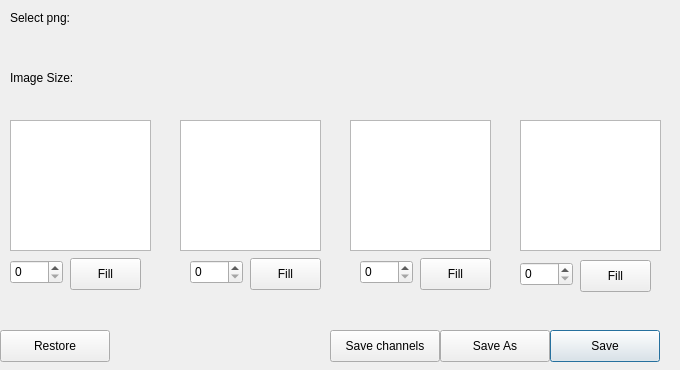
Old version of the form Tools/ResourceEditor/DataQt/ImageSplitter.ui in the repository xaoctech/dava.engine.
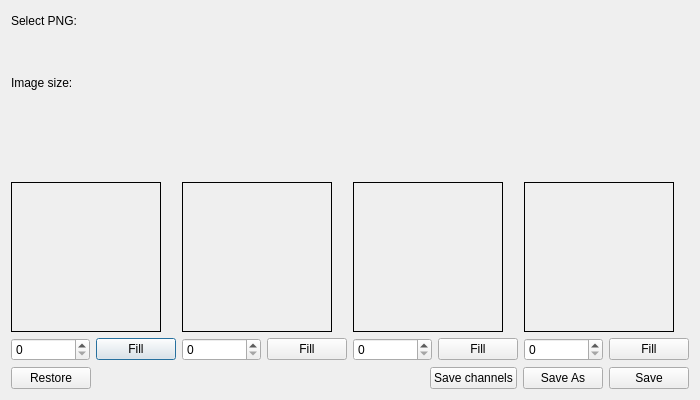
New version of the form. Icons and pictures are not drawn. Custom widgets are drawn as their Qt base class.

Commit message: [DF-2946] base ifrastructure for imagesplitter(xcode)

Diff of the .ui file:
```diff
--- a/Tools/ResourceEditor/DataQt/ImageSplitter.ui
+++ b/Tools/ResourceEditor/DataQt/ImageSplitter.ui
@@ -9,8 +9,8 @@
    <rect>
     <x>0</x>
     <y>0</y>
-    <width>680</width>
-    <height>370</height>
+    <width>700</width>
+    <height>400</height>
    </rect>
   </property>
   <property name="sizePolicy">
@@ -21,14 +21,14 @@
   </property>
   <property name="minimumSize">
    <size>
-    <width>680</width>
-    <height>370</height>
+    <width>700</width>
+    <height>400</height>
    </size>
   </property>
   <property name="maximumSize">
    <size>
-    <width>680</width>
-    <height>370</height>
+    <width>700</width>
+    <height>400</height>
    </size>
   </property>
   <property name="windowTitle">
@@ -40,303 +40,403 @@
   <property name="modal">
    <bool>false</bool>
   </property>
-  <widget class="QPushButton" name="saveBtn">
-   <property name="geometry">
-    <rect>
-     <x>550</x>
-     <y>330</y>
-     <width>110</width>
-     <height>32</height>
-    </rect>
-   </property>
-   <property name="text">
-    <string>Save</string>
-   </property>
-  </widget>
-  <widget class="QPushButton" name="saveChannelsBtn">
-   <property name="geometry">
-    <rect>
-     <x>330</x>
-     <y>330</y>
-     <width>110</width>
-     <height>32</height>
-    </rect>
-   </property>
-   <property name="text">
-    <string>Save channels</string>
-   </property>
-  </widget>
-  <widget class="SelectPathWidgetBase" name="selectPathWidget" native="true">
-   <property name="geometry">
-    <rect>
-     <x>10</x>
-     <y>30</y>
-     <width>651</width>
-     <height>21</height>
-    </rect>
-   </property>
-  </widget>
-  <widget class="QLabel" name="label">
-   <property name="geometry">
-    <rect>
-     <x>10</x>
-     <y>70</y>
-     <width>81</width>
-     <height>16</height>
-    </rect>
-   </property>
-   <property name="text">
-    <string>Image Size:</string>
-   </property>
-  </widget>
-  <widget class="QLabel" name="ImageSizeLbl">
-   <property name="geometry">
-    <rect>
-     <x>100</x>
-     <y>60</y>
-     <width>131</width>
-     <height>21</height>
-    </rect>
-   </property>
-   <property name="text">
-    <string/>
-   </property>
-  </widget>
-  <widget class="QGraphicsView" name="graphicsView">
-   <property name="geometry">
-    <rect>
-     <x>10</x>
-     <y>120</y>
-     <width>141</width>
-     <height>131</height>
-    </rect>
-   </property>
-  </widget>
-  <widget class="QGraphicsView" name="graphicsView_2">
-   <property name="geometry">
-    <rect>
-     <x>180</x>
-     <y>120</y>
-     <width>141</width>
-     <height>131</height>
-    </rect>
-   </property>
-  </widget>
-  <widget class="QGraphicsView" name="graphicsView_3">
-   <property name="geometry">
-    <rect>
-     <x>350</x>
-     <y>120</y>
-     <width>141</width>
-     <height>131</height>
-    </rect>
-   </property>
-  </widget>
-  <widget class="QGraphicsView" name="graphicsView_4">
-   <property name="geometry">
-    <rect>
-     <x>520</x>
-     <y>120</y>
-     <width>141</width>
-     <height>131</height>
-    </rect>
-   </property>
-  </widget>
-  <widget class="QLabel" name="redIconLbl">
-   <property name="geometry">
-    <rect>
-     <x>70</x>
-     <y>90</y>
-     <width>21</width>
-     <height>21</height>
-    </rect>
-   </property>
-   <property name="text">
-    <string/>
-   </property>
-   <property name="pixmap">
-    <pixmap resource="QtIcons.qrc">:/QtIconsTextureDialog/red.png</pixmap>
-   </property>
-  </widget>
-  <widget class="QLabel" name="greenIconLbl">
-   <property name="geometry">
-    <rect>
-     <x>240</x>
-     <y>90</y>
-     <width>21</width>
-     <height>21</height>
-    </rect>
-   </property>
-   <property name="text">
-    <string/>
-   </property>
-   <property name="pixmap">
-    <pixmap resource="QtIcons.qrc">:/QtIconsTextureDialog/green.png</pixmap>
-   </property>
-  </widget>
-  <widget class="QLabel" name="greenIconLbl_2">
-   <property name="geometry">
-    <rect>
-     <x>410</x>
-     <y>90</y>
-     <width>21</width>
-     <height>21</height>
-    </rect>
-   </property>
-   <property name="text">
-    <string/>
-   </property>
-   <property name="pixmap">
-    <pixmap resource="QtIcons.qrc">:/QtIconsTextureDialog/blue.png</pixmap>
-   </property>
-  </widget>
-  <widget class="QLabel" name="blackIconLbl">
-   <property name="geometry">
-    <rect>
-     <x>580</x>
-     <y>90</y>
-     <width>21</width>
-     <height>21</height>
-    </rect>
-   </property>
-   <property name="text">
-    <string/>
-   </property>
-   <property name="pixmap">
-    <pixmap resource="QtIcons.qrc">:/QtIconsTextureDialog/alpha.png</pixmap>
-   </property>
-  </widget>
-  <widget class="QLabel" name="label_2">
-   <property name="geometry">
-    <rect>
-     <x>10</x>
-     <y>10</y>
-     <width>81</width>
-     <height>16</height>
-    </rect>
-   </property>
-   <property name="text">
-    <string>Select png:</string>
-   </property>
-  </widget>
-  <widget class="QSpinBox" name="spinBox">
-   <property name="geometry">
-    <rect>
-     <x>10</x>
-     <y>260</y>
-     <width>53</width>
-     <height>24</height>
-    </rect>
-   </property>
-  </widget>
-  <widget class="QPushButton" name="pushButton">
-   <property name="geometry">
-    <rect>
-     <x>70</x>
-     <y>258</y>
-     <width>71</width>
-     <height>32</height>
-    </rect>
-   </property>
-   <property name="text">
-    <string>Fill</string>
-   </property>
-  </widget>
-  <widget class="QPushButton" name="pushButton_3">
-   <property name="geometry">
-    <rect>
-     <x>250</x>
-     <y>258</y>
-     <width>71</width>
-     <height>32</height>
-    </rect>
-   </property>
-   <property name="text">
-    <string>Fill</string>
-   </property>
-  </widget>
-  <widget class="QSpinBox" name="spinBox_2">
-   <property name="geometry">
-    <rect>
-     <x>190</x>
-     <y>260</y>
-     <width>53</width>
-     <height>24</height>
-    </rect>
-   </property>
-  </widget>
-  <widget class="QPushButton" name="pushButton_5">
-   <property name="geometry">
-    <rect>
-     <x>420</x>
-     <y>258</y>
-     <width>71</width>
-     <height>32</height>
-    </rect>
-   </property>
-   <property name="text">
-    <string>Fill</string>
-   </property>
-  </widget>
-  <widget class="QSpinBox" name="spinBox_3">
-   <property name="geometry">
-    <rect>
-     <x>360</x>
-     <y>260</y>
-     <width>53</width>
-     <height>24</height>
-    </rect>
-   </property>
-  </widget>
-  <widget class="QSpinBox" name="spinBox_4">
-   <property name="geometry">
-    <rect>
-     <x>520</x>
-     <y>262</y>
-     <width>53</width>
-     <height>24</height>
-    </rect>
-   </property>
-  </widget>
-  <widget class="QPushButton" name="pushButton_8">
-   <property name="geometry">
-    <rect>
-     <x>580</x>
-     <y>260</y>
-     <width>71</width>
-     <height>32</height>
-    </rect>
-   </property>
-   <property name="text">
-    <string>Fill</string>
-   </property>
-  </widget>
-  <widget class="QPushButton" name="saveAsBtn">
-   <property name="geometry">
-    <rect>
-     <x>440</x>
-     <y>330</y>
-     <width>110</width>
-     <height>32</height>
-    </rect>
-   </property>
-   <property name="text">
-    <string>Save As</string>
-   </property>
-  </widget>
-  <widget class="QPushButton" name="restoreBtn">
-   <property name="geometry">
-    <rect>
-     <x>0</x>
-     <y>330</y>
-     <width>110</width>
-     <height>32</height>
-    </rect>
-   </property>
-   <property name="text">
-    <string>Restore</string>
-   </property>
-  </widget>
+  <layout class="QVBoxLayout" name="verticalLayout_8">
+   <item>
+    <layout class="QVBoxLayout" name="verticalLayout_6">
+     <item>
+      <widget class="QLabel" name="label">
+       <property name="maximumSize">
+        <size>
+         <width>16777215</width>
+         <height>20</height>
+        </size>
+       </property>
+       <property name="text">
+        <string>Select PNG:</string>
+       </property>
+      </widget>
+     </item>
+     <item>
+      <widget class="SelectPathWidgetBase" name="selectPathWidget" native="true">
+       <property name="maximumSize">
+        <size>
+         <width>16777215</width>
+         <height>30</height>
+        </size>
+       </property>
+       <zorder>horizontalLayoutWidget_3</zorder>
+       <zorder>horizontalLayoutWidget_3</zorder>
+       <zorder>label_2</zorder>
+       <zorder>horizontalLayoutWidget_3</zorder>
+      </widget>
+     </item>
+     <item>
+      <layout class="QHBoxLayout" name="horizontalLayout_8">
+       <item>
+        <widget class="QLabel" name="label_2">
+         <property name="maximumSize">
+          <size>
+           <width>16777215</width>
+           <height>20</height>
+          </size>
+         </property>
+         <property name="text">
+          <string>Image size:</string>
+         </property>
+        </widget>
+       </item>
+       <item>
+        <widget class="QLabel" name="ImageSizeLbl">
+         <property name="maximumSize">
+          <size>
+           <width>16777215</width>
+           <height>20</height>
+          </size>
+         </property>
+         <property name="text">
+          <string/>
+         </property>
+        </widget>
+       </item>
+       <item>
+        <spacer name="horizontalSpacer_2">
+         <property name="orientation">
+          <enum>Qt::Horizontal</enum>
+         </property>
+         <property name="sizeHint" stdset="0">
+          <size>
+           <width>40</width>
+           <height>20</height>
+          </size>
+         </property>
+        </spacer>
+       </item>
+      </layout>
+     </item>
+    </layout>
+   </item>
+   <item>
+    <layout class="QHBoxLayout" name="horizontalLayout_4">
+     <item>
+      <layout class="QVBoxLayout" name="verticalLayout_7">
+       <item>
+        <layout class="QVBoxLayout" name="verticalLayout_10">
+         <item>
+          <widget class="QLabel" name="greenIconLbl">
+           <property name="text">
+            <string/>
+           </property>
+           <property name="pixmap">
+            <pixmap resource="QtIcons.qrc">:/QtIconsTextureDialog/green.png</pixmap>
+           </property>
+           <property name="alignment">
+            <set>Qt::AlignHCenter|Qt::AlignTop</set>
+           </property>
+          </widget>
+         </item>
+         <item>
+          <widget class="ImageArea" name="label_3">
+           <property name="minimumSize">
+            <size>
+             <width>150</width>
+             <height>150</height>
+            </size>
+           </property>
+           <property name="maximumSize">
+            <size>
+             <width>150</width>
+             <height>150</height>
+            </size>
+           </property>
+           <property name="toolTip">
+            <string>Drag png or click to select file.</string>
+           </property>
+           <property name="frameShape">
+            <enum>QFrame::Box</enum>
+           </property>
+           <property name="text">
+            <string/>
+           </property>
+           <property name="alignment">
+            <set>Qt::AlignCenter</set>
+           </property>
+          </widget>
+         </item>
+         <item>
+          <layout class="QHBoxLayout" name="horizontalLayout_9">
+           <item>
+            <widget class="QSpinBox" name="greenSpinBox"/>
+           </item>
+           <item>
+            <widget class="QPushButton" name="greenFillBtn">
+             <property name="text">
+              <string>Fill</string>
+             </property>
+            </widget>
+           </item>
+          </layout>
+         </item>
+        </layout>
+       </item>
+      </layout>
+     </item>
+     <item>
+      <layout class="QVBoxLayout" name="verticalLayout_11">
+       <item>
+        <widget class="QLabel" name="greenIconLbl_2">
+         <property name="text">
+          <string/>
+         </property>
+         <property name="pixmap">
+          <pixmap resource="QtIcons.qrc">:/QtIconsTextureDialog/blue.png</pixmap>
+         </property>
+         <property name="alignment">
+          <set>Qt::AlignHCenter|Qt::AlignTop</set>
+         </property>
+        </widget>
+       </item>
+       <item>
+        <widget class="ImageArea" name="label_4">
+         <property name="minimumSize">
+          <size>
+           <width>150</width>
+           <height>150</height>
+          </size>
+         </property>
+         <property name="maximumSize">
+          <size>
+           <width>150</width>
+           <height>150</height>
+          </size>
+         </property>
+         <property name="toolTip">
+          <string>Drag png or click to select file.</string>
+         </property>
+         <property name="frameShape">
+          <enum>QFrame::Box</enum>
+         </property>
+         <property name="text">
+          <string/>
+         </property>
+         <property name="alignment">
+          <set>Qt::AlignCenter</set>
+         </property>
+        </widget>
+       </item>
+       <item>
+        <layout class="QHBoxLayout" name="horizontalLayout_10">
+         <item>
+          <widget class="QSpinBox" name="blueSpinBox"/>
+         </item>
+         <item>
+          <widget class="QPushButton" name="blueFillBtn">
+           <property name="text">
+            <string>Fill</string>
+           </property>
+          </widget>
+         </item>
+        </layout>
+       </item>
+      </layout>
+     </item>
+     <item>
+      <layout class="QVBoxLayout" name="verticalLayout_12">
+       <item>
+        <widget class="QLabel" name="redIconLbl">
+         <property name="text">
+          <string/>
+         </property>
+         <property name="pixmap">
+          <pixmap resource="QtIcons.qrc">:/QtIconsTextureDialog/red.png</pixmap>
+         </property>
+         <property name="alignment">
+          <set>Qt::AlignHCenter|Qt::AlignTop</set>
+         </property>
+        </widget>
+       </item>
+       <item>
+        <widget class="ImageArea" name="label_5">
+         <property name="minimumSize">
+          <size>
+           <width>150</width>
+           <height>150</height>
+          </size>
+         </property>
+         <property name="maximumSize">
+          <size>
+           <width>150</width>
+           <height>150</height>
+          </size>
+         </property>
+         <property name="toolTip">
+          <string>Drag png or click to select file.</string>
+         </property>
+         <property name="frameShape">
+          <enum>QFrame::Box</enum>
+         </property>
+         <property name="text">
+          <string/>
+         </property>
+         <property name="alignment">
+          <set>Qt::AlignCenter</set>
+         </property>
+        </widget>
+       </item>
+       <item>
+        <layout class="QHBoxLayout" name="horizontalLayout_11">
+         <item>
+          <widget class="QSpinBox" name="redSpinBox"/>
+         </item>
+         <item>
+          <widget class="QPushButton" name="redFillBtn">
+           <property name="text">
+            <string>Fill</string>
+           </property>
+          </widget>
+         </item>
+        </layout>
+       </item>
+      </layout>
+     </item>
+     <item>
+      <layout class="QVBoxLayout" name="verticalLayout_13">
+       <item>
+        <widget class="QLabel" name="blackIconLbl">
+         <property name="text">
+          <string/>
+         </property>
+         <property name="pixmap">
+          <pixmap resource="QtIcons.qrc">:/QtIconsTextureDialog/alpha.png</pixmap>
+         </property>
+         <property name="alignment">
+          <set>Qt::AlignHCenter|Qt::AlignTop</set>
+         </property>
+        </widget>
+       </item>
+       <item>
+        <widget class="ImageArea" name="label_6">
+         <property name="minimumSize">
+          <size>
+           <width>150</width>
+           <height>150</height>
+          </size>
+         </property>
+         <property name="maximumSize">
+          <size>
+           <width>150</width>
+           <height>150</height>
+          </size>
+         </property>
+         <property name="toolTip">
+          <string>Drag png or click to select file.</string>
+         </property>
+         <property name="frameShape">
+          <enum>QFrame::Box</enum>
+         </property>
+         <property name="text">
+          <string/>
+         </property>
+         <property name="alignment">
+          <set>Qt::AlignCenter</set>
+         </property>
+        </widget>
+       </item>
+       <item>
+        <layout class="QHBoxLayout" name="horizontalLayout_12">
+         <item>
+          <widget class="QSpinBox" name="alphaSpinBox"/>
+         </item>
+         <item>
+          <widget class="QPushButton" name="alphaFillBtn">
+           <property name="text">
+            <string>Fill</string>
+           </property>
+          </widget>
+         </item>
+        </layout>
+       </item>
+      </layout>
+     </item>
+    </layout>
+   </item>
+   <item>
+    <layout class="QHBoxLayout" name="horizontalLayout_5">
+     <item>
+      <layout class="QVBoxLayout" name="verticalLayout_14">
+       <item>
+        <widget class="QPushButton" name="restoreBtn">
+         <property name="maximumSize">
+          <size>
+           <width>100</width>
+           <height>16777215</height>
+          </size>
+         </property>
+         <property name="text">
+          <string>Restore</string>
+         </property>
+        </widget>
+       </item>
+      </layout>
+     </item>
+     <item>
+      <layout class="QHBoxLayout" name="horizontalLayout_13">
+       <item>
+        <spacer name="horizontalSpacer">
+         <property name="orientation">
+          <enum>Qt::Horizontal</enum>
+         </property>
+         <property name="sizeHint" stdset="0">
+          <size>
+           <width>40</width>
+           <height>20</height>
+          </size>
+         </property>
+        </spacer>
+       </item>
+       <item>
+        <widget class="QPushButton" name="saveChannelsBtn">
+         <property name="maximumSize">
+          <size>
+           <width>200</width>
+           <height>16777215</height>
+          </size>
+         </property>
+         <property name="text">
+          <string>Save channels</string>
+         </property>
+        </widget>
+       </item>
+       <item>
+        <widget class="QPushButton" name="saveAsBtn">
+         <property name="maximumSize">
+          <size>
+           <width>200</width>
+           <height>16777215</height>
+          </size>
+         </property>
+         <property name="text">
+          <string>Save As</string>
+         </property>
+        </widget>
+       </item>
+       <item>
+        <widget class="QPushButton" name="saveBtn">
+         <property name="maximumSize">
+          <size>
+           <width>200</width>
+           <height>16777215</height>
+          </size>
+         </property>
+         <property name="text">
+          <string>Save</string>
+         </property>
+        </widget>
+       </item>
+      </layout>
+     </item>
+    </layout>
+   </item>
+  </layout>
  </widget>
  <customwidgets>
   <customwidget>
@@ -345,6 +445,11 @@
    <header>classes/Qt/Tools/SelectPathWidget/selectpathwidgetbase.h</header>
    <container>1</container>
   </customwidget>
+  <customwidget>
+   <class>ImageArea</class>
+   <extends>QLabel</extends>
+   <header>classes/Qt/ImageSplitterDialog/ImageArea.h</header>
+  </customwidget>
  </customwidgets>
  <resources>
   <include location="QtIcons.qrc"/>
```
The commit also changes 4 other files.
